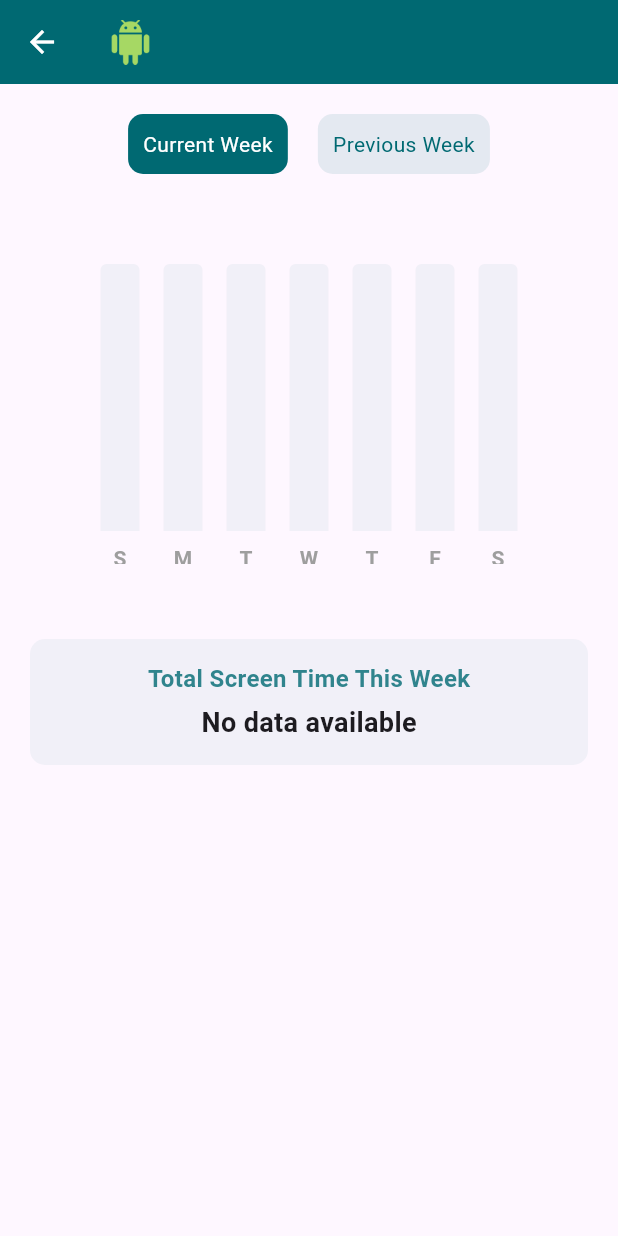
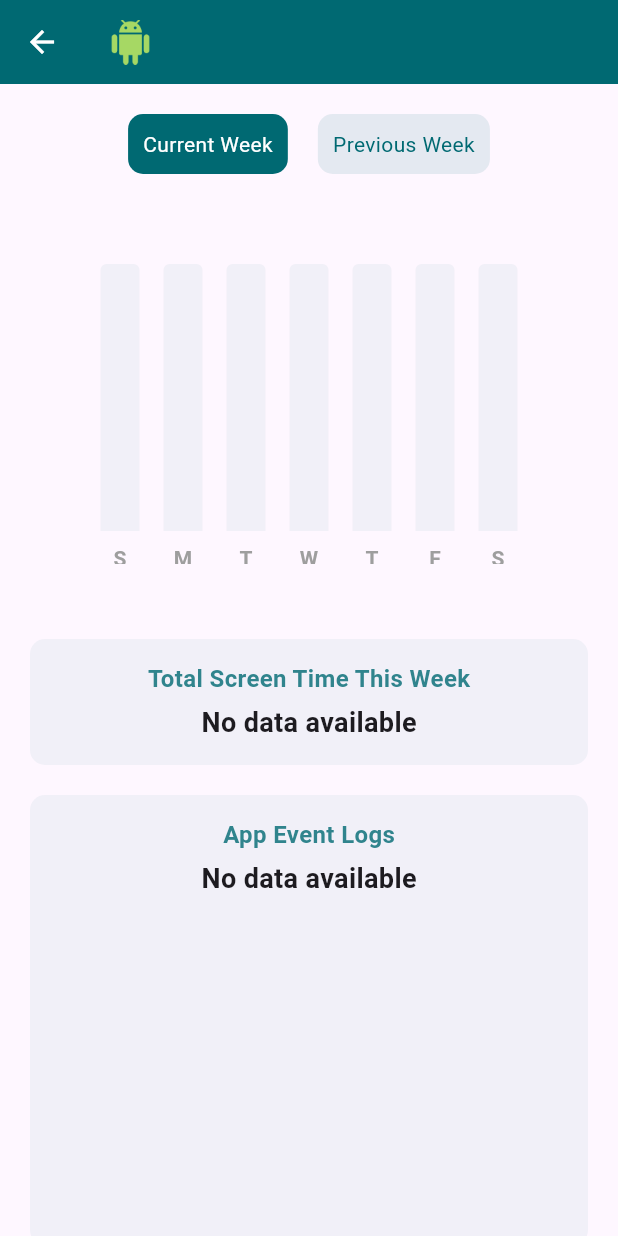
Before and after one commit to Prakhar29Sharma/Digital-Wellbeing, a Flutter app: the AppScreenTimePage screen opened directly with empty values, on a phone screen of 412 x 824 dp. Run offline on Flutter 3.47's test engine with Material 3 defaults, Android fonts, the phone set to English and light mode, and no system bars; drawn by our look-alikes of fl_chart; our stand-ins replace firebase_auth, firebase_core, flutter_spinkit, pie_chart, timezone; missing offline and left inert: usage_stats; accounts and stored records are empty.

Commit message:
Added event logs

```diff
--- a/lib/screens/app_stats.dart
+++ b/lib/screens/app_stats.dart
@@ -6,6 +6,59 @@ import 'package:flutter/material.dart';
 import 'package:digital_wellbeing/service/usage_stats/usage_stats.dart';
 import 'package:digital_wellbeing/components/bar_chart/bar_graph.dart';
 import 'package:digital_wellbeing/service/utility/limit_string_length.dart';
+
+//eventTypeHash
+final Map<int, String> eventTypeHash = {
+  0: 'NONE',
+  1: 'ACTIVITY_RESUMED',
+  2: 'ACTIVITY_PAUSED',
+  3: 'ACTIVITY_DESTROYED',
+  4: 'ACTIVITY_STOPPED',
+  5: 'CONFIGURATION_CHANGED',
+  6: 'ACTIVITY_RECREATED',
+  7: 'USER_INTERACTION',
+  8: 'SHORTCUT_INVOCATION',
+  9: 'ACTIVITY_CREATED',
+  10: 'STAND_BY_BUCKET_ACTIVE',
+  11: 'STAND_BY_BUCKET_CHANGED',
+  12: 'NOTIFICATION_INTERRUPTION',
+  13: 'KEYGUARD_SHOWN',
+  14: 'KEYGUARD_HIDDEN',
+  15: 'SCREEN_INTERACTIVE',
+  16: 'SCREEN_NON_INTERACTIVE',
+  17: 'KEYGUARD_SHOWN',
+  18: 'KEYGUARD_HIDDEN',
+  19: 'FOREGROUND_SERVICE_START',
+  20: 'FOREGROUND_SERVICE_STOP',
+  21: 'DEVICE_SCREEN_OFF',
+  22: 'DEVICE_SCREEN_UNLOCK',
+  23: 'ACTIVITY_STOPPED',
+  24: 'DEVICE_SCREEN_USER_PRESENT',
+  25: 'DEVICE_SCREEN_TURNED_ON',
+  26: 'DEVICE_SCREEN_TURNED_OFF',
+  27: 'DEVICE_SCREEN_UNLOCKED',
+  28: 'DEVICE_SCREEN_LOCKED',
+  29: 'DEVICE_SCREEN_USER_PRESENTED',
+  30: 'DEVICE_SCREEN_TURNED_ONED',
+  31: 'DEVICE_SCREEN_TURNED_OFFED',
+  32: 'DEVICE_SCREEN_UNLOCKED',
+  33: 'DEVICE_SCREEN_LOCKED',
+  34: 'DEVICE_SCREEN_USER_PRESENTED',
+  35: 'DEVICE_SCREEN_TURNED_ONED',
+  36: 'DEVICE_SCREEN_TURNED_OFFED',
+  37: 'DEVICE_SCREEN_UNLOCKED',
+  38: 'DEVICE_SCREEN_LOCKED',
+  39: 'DEVICE_SCREEN_USER_PRESENTED',
+  40: 'DEVICE_SCREEN_TURNED_ONED',
+  41: 'DEVICE_SCREEN_TURNED_OFFED',
+  42: 'DEVICE_SCREEN_UNLOCKED',
+  43: 'DEVICE_SCREEN_LOCKED',
+  44: 'DEVICE_SCREEN_USER_PRESENTED',
+  45: 'DEVICE_SCREEN_TURNED_ONED',
+  46: 'DEVICE_SCREEN_TURNED_OFFED',
+  47: 'DEVICE_SCREEN_UNLOCKED',
+  48: 'DEVICE_SCREEN_LOCKED',
+};
 
 class AppScreenTimePage extends StatefulWidget {
   final String appName;
@@ -203,6 +256,90 @@ class _AppScreenTimePageState extends State<AppScreenTimePage> {
                     ],
                   ),
                 ),
+                const SizedBox(height: 20,),
+                Container(
+                  decoration: BoxDecoration(
+                    color: Theme.of(context)
+                        .colorScheme
+                        .primary
+                        .withOpacity(0.05),
+                    borderRadius: BorderRadius.circular(10),
+                  ),
+                  padding: const EdgeInsets.only(
+                    top: 15,
+                    bottom: 15,
+                    left: 10,
+                    right: 10,
+                  ),
+                  height: 300,
+                  child: SingleChildScrollView(
+                    child: Column(
+                      children: [
+                        Center(
+                          child: Text(
+                            "App Event Logs",
+                            style: TextStyle(
+                              fontSize: 16,
+                              fontWeight: FontWeight.bold,
+                              color: Theme.of(context)
+                                  .colorScheme
+                                  .primary
+                                  .withOpacity(0.8),
+                            ),
+                          ),
+                        ),
+                        const SizedBox(
+                          height: 5,
+                        ),
+                        FutureBuilder(
+                            future: _appEventLogs,
+                            builder: (context, snapshot) {
+                              if (snapshot.connectionState ==
+                                  ConnectionState.waiting) {
+                                return const CircularProgressIndicator();
+                              }
+                              else if (snapshot.data!.isEmpty) {
+                                return const Text(
+                                    'No data available',
+                                    style: TextStyle(
+                                        fontSize: 18,
+                                        fontWeight: FontWeight.bold,
+                                    )
+                                );
+                              }
+                              else {
+                                return Column(
+                                  children: [
+                                    for (var event in snapshot.data!)
+                                      ListTile(
+                                        leading: Image.asset(
+                                          appInfoMap[widget.appName]?['imagePath'] ??
+                                              'assets/apps/default_app.png',
+                                          width: 30,
+                                        ),
+                                        title: Text(eventTypeHash[int.parse(event.eventType!)] ?? 'Unknown Event',
+                                          style: const TextStyle(
+                                            fontSize: 10,
+                                            fontWeight: FontWeight.bold,
+                                          ),
+                                        ),
+                                        subtitle: Text(
+                                          DateTime.fromMillisecondsSinceEpoch(int.parse(event.timeStamp!)).toString().substring(0, 19),
+                                          style: const TextStyle(
+                                            fontSize: 12,
+                                            color: Colors.grey,
+                                          ),
+                                        ),
+                                      ),
+                                      const Divider(),
+                                  ],
+                                );
+                              }
+                            }),
+                      ],
+                    ),
+                  ),
+                ),
               ],
             ),
           ),
--- a/pubspec.yaml
+++ b/pubspec.yaml
@@ -89,6 +89,7 @@ flutter:
   assets:
    - assets/images/illustration.png
    - assets/images/
+   - assets/icon/
    - assets/apps/
   #   - images/a_dot_ham.jpeg
 
```
